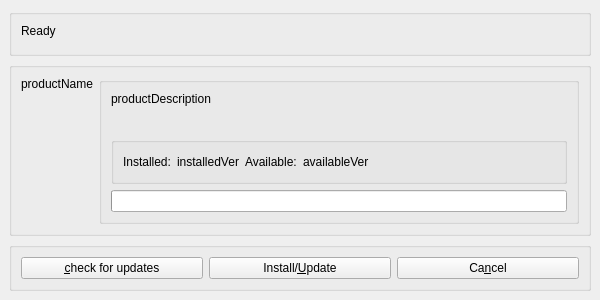
Above: id-updater/trunk/idupdater.ui from tixsys/esteid before the change. Below: the same form after it.
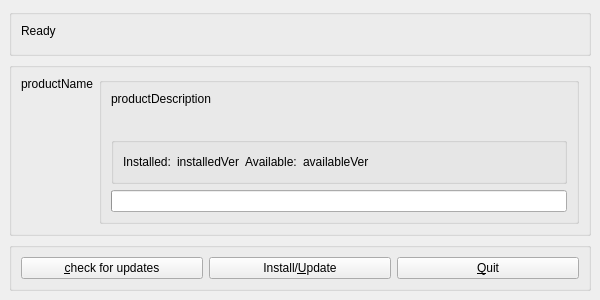
That is the form after the change. Icons and pictures are not drawn.

Diff of the .ui file:
```diff
--- a/id-updater/trunk/idupdater.ui
+++ b/id-updater/trunk/idupdater.ui
@@ -219,7 +219,7 @@
        <item>
         <widget class="QPushButton" name="m_cancelButton" >
          <property name="text" >
-          <string>Ca&amp;ncel</string>
+          <string>&amp;Quit</string>
          </property>
          <property name="shortcut" >
           <string>Alt+N</string>
```
Left out of the diff: 8 changed lines with no effect on the pictures.
